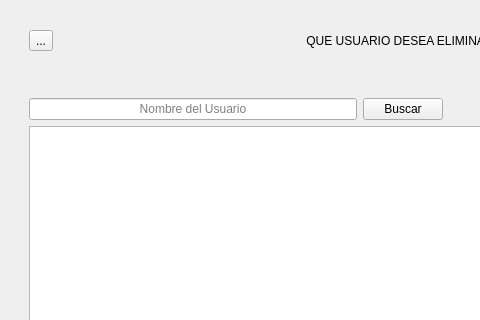
This is Eliminar_Usuarios.ui in Matapuercos666/OPTICA as Qt 5 draws it before an edit; both pictures show x 0 to 480 and y 0 to 320 of the 800 by 600 pixel window. The edited form follows.
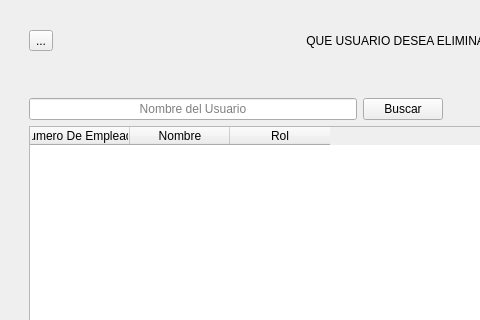
This is the edited form. Icons and pictures are not drawn.

The edit to the form file:
```diff
--- a/Eliminar_Usuarios.ui
+++ b/Eliminar_Usuarios.ui
@@ -40,6 +40,21 @@
         <property name="selectionBehavior">
          <enum>QAbstractItemView::SelectionBehavior::SelectRows</enum>
         </property>
+        <column>
+         <property name="text">
+          <string>Numero De Empleado</string>
+         </property>
+        </column>
+        <column>
+         <property name="text">
+          <string>Nombre</string>
+         </property>
+        </column>
+        <column>
+         <property name="text">
+          <string>Rol</string>
+         </property>
+        </column>
        </widget>
       </item>
       <item row="0" column="0">
```
Left out of the diff: 118 changed lines with no effect on the pictures.
